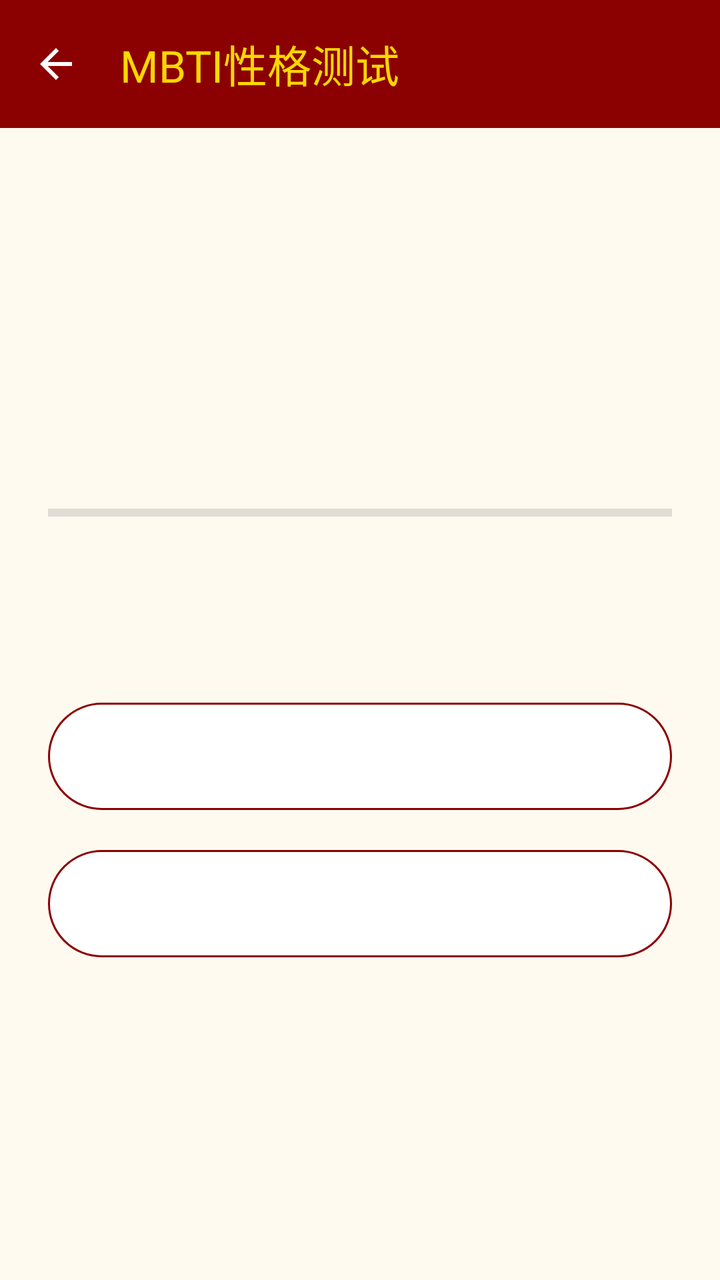
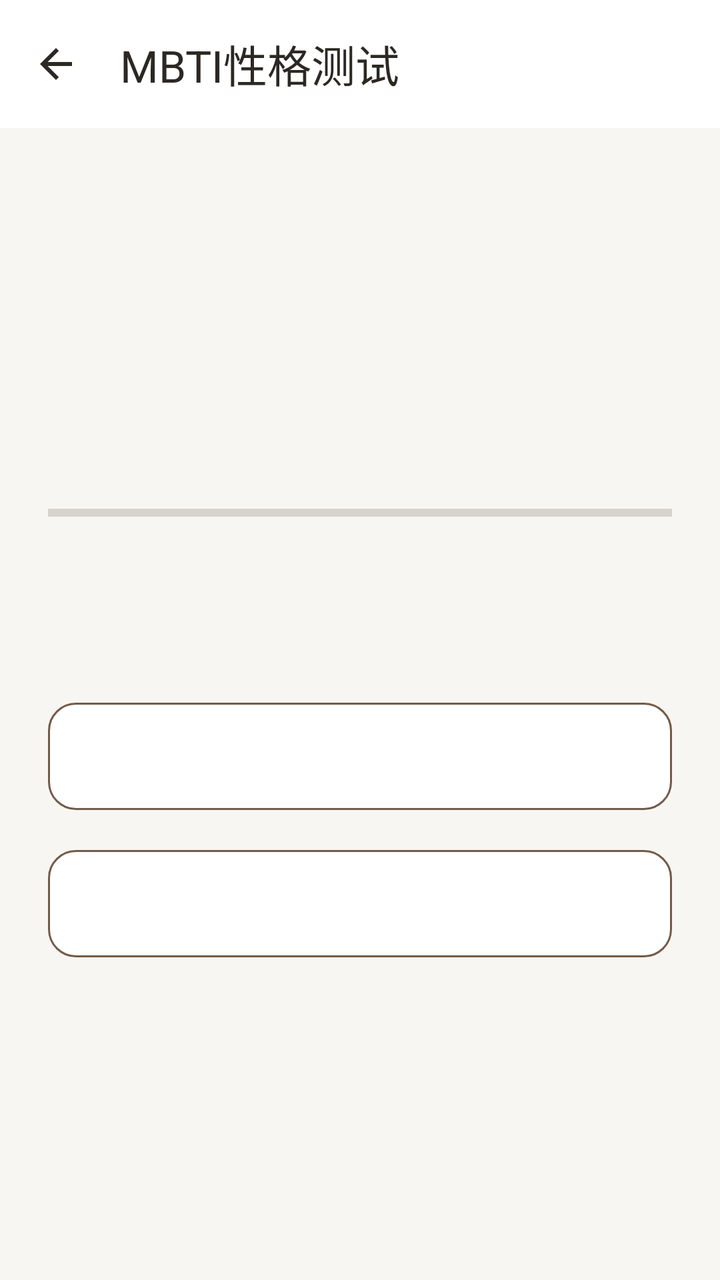

Two renders of the same Android screen: before a commit and after it. Below are the layout's source before the change and the commit's diff.
<!-- AndroidManifest.xml: application theme Theme.Project_Pandora -->
<!-- res/layout/activity_mbti_test.xml -->
<?xml version="1.0" encoding="utf-8"?>
<layout xmlns:android="http://schemas.android.com/apk/res/android"
    xmlns:app="http://schemas.android.com/apk/res-auto">

    <data>

    </data>

    <androidx.constraintlayout.widget.ConstraintLayout
        android:layout_width="match_parent"
        android:layout_height="match_parent"
        android:background="#FFFAF0">

        <com.google.android.material.appbar.MaterialToolbar
            android:id="@+id/toolbar"
            android:layout_width="match_parent"
            android:layout_height="wrap_content"
            android:background="#8B0000"
            app:title="MBTI性格测试"
            app:titleTextColor="#FFD700"
            app:navigationIcon="@drawable/ic_back"
            app:layout_constraintTop_toTopOf="parent" />

        <LinearLayout
            android:id="@+id/layout_question"
            android:layout_width="match_parent"
            android:layout_height="0dp"
            android:orientation="vertical"
            android:padding="24dp"
            android:gravity="center_vertical"
            android:visibility="visible"
            app:layout_constraintTop_toBottomOf="@id/toolbar"
            app:layout_constraintBottom_toBottomOf="parent">

            <TextView
                android:id="@+id/text_progress"
                android:layout_width="match_parent"
                android:layout_height="wrap_content"
                android:textSize="14sp"
                android:textColor="@color/color_text_secondary"
                android:gravity="center"
                android:layout_marginBottom="8dp" />

            <ProgressBar
                android:id="@+id/progressBar_question"
                style="?android:attr/progressBarStyleHorizontal"
                android:layout_width="match_parent"
                android:layout_height="wrap_content"
                android:layout_marginBottom="24dp"
                android:progressTint="#8B0000" />

            <TextView
                android:id="@+id/text_question"
                android:layout_width="match_parent"
                android:layout_height="wrap_content"
                android:textSize="20sp"
                android:textStyle="bold"
                android:textColor="@color/color_text_primary"
                android:gravity="center"
                android:layout_marginBottom="32dp" />

            <com.google.android.material.button.MaterialButton
                android:id="@+id/btn_option_a"
                android:layout_width="match_parent"
                android:layout_height="wrap_content"
                android:textSize="16sp"
                android:padding="16dp"
                android:layout_marginBottom="12dp"
                app:backgroundTint="#FFFFFF"
                app:strokeColor="#8B0000"
                app:strokeWidth="1dp"
                android:textColor="@color/color_text_primary" />

            <com.google.android.material.button.MaterialButton
                android:id="@+id/btn_option_b"
                android:layout_width="match_parent"
                android:layout_height="wrap_content"
                android:textSize="16sp"
                android:padding="16dp"
                app:backgroundTint="#FFFFFF"
                app:strokeColor="#8B0000"
                app:strokeWidth="1dp"
                android:textColor="@color/color_text_primary" />

        </LinearLayout>

        <LinearLayout
            android:id="@+id/layout_loading"
            android:layout_width="match_parent"
            android:layout_height="0dp"
            android:orientation="vertical"
            android:gravity="center"
            android:visibility="gone"
            app:layout_constraintTop_toBottomOf="@id/toolbar"
            app:layout_constraintBottom_toBottomOf="parent">

            <ProgressBar
                android:layout_width="48dp"
                android:layout_height="48dp"
                android:indeterminateTint="#8B0000"
                android:layout_marginBottom="24dp" />

            <TextView
                android:layout_width="wrap_content"
                android:layout_height="wrap_content"
                android:text="正在生成分析报告"
                android:textSize="20sp"
                android:textStyle="bold"
                android:textColor="#8B0000" />

        </LinearLayout>

        <ScrollView
            android:id="@+id/layout_result"
            android:layout_width="match_parent"
            android:layout_height="0dp"
            android:visibility="gone"
            app:layout_constraintTop_toBottomOf="@id/toolbar"
            app:layout_constraintBottom_toBottomOf="parent">

            <LinearLayout
                android:layout_width="match_parent"
                android:layout_height="wrap_content"
                android:orientation="vertical"
                android:padding="24dp">

                <TextView
                    android:layout_width="match_parent"
                    android:layout_height="wrap_content"
                    android:text="你的MBTI类型"
                    android:textSize="16sp"
                    android:textColor="@color/color_text_secondary"
                    android:gravity="center" />

                <TextView
                    android:id="@+id/text_mbti_type"
                    android:layout_width="match_parent"
                    android:layout_height="wrap_content"
                    android:textSize="48sp"
                    android:textStyle="bold"
                    android:textColor="#8B0000"
                    android:gravity="center"
                    android:layout_marginBottom="8dp" />

                <TextView
                    android:id="@+id/text_mbti_desc"
                    android:layout_width="match_parent"
                    android:layout_height="wrap_content"
                    android:textSize="16sp"
                    android:textColor="@color/color_text_primary"
                    android:gravity="center"
                    android:layout_marginBottom="24dp" />

                <View
                    android:layout_width="match_parent"
                    android:layout_height="1dp"
                    android:background="#E0E0E0"
                    android:layout_marginBottom="16dp" />

                <TextView
                    android:layout_width="match_parent"
                    android:layout_height="wrap_content"
                    android:text="荣格认知功能栈"
                    android:textSize="18sp"
                    android:textStyle="bold"
                    android:textColor="#8B0000"
                    android:layout_marginBottom="12dp" />

                <TextView
                    android:id="@+id/text_functions"
                    android:layout_width="match_parent"
                    android:layout_height="wrap_content"
                    android:textSize="14sp"
                    android:lineSpacingExtra="6dp"
                    android:textColor="@color/color_text_primary"
                    android:layout_marginBottom="24dp" />

                <View
                    android:layout_width="match_parent"
                    android:layout_height="1dp"
                    android:background="#E0E0E0"
                    android:layout_marginBottom="16dp" />

                <TextView
                    android:layout_width="match_parent"
                    android:layout_height="wrap_content"
                    android:text="分析报告"
                    android:textSize="18sp"
                    android:textStyle="bold"
                    android:textColor="#8B0000"
                    android:layout_marginBottom="12dp" />

                <TextView
                    android:id="@+id/text_report"
                    android:layout_width="match_parent"
                    android:layout_height="wrap_content"
                    android:textSize="15sp"
                    android:lineSpacingExtra="4dp"
                    android:textColor="@color/color_text_primary"
                    android:background="@color/color_bg_page"
                    android:padding="16dp" />

                <TextView
                    android:id="@+id/text_ai_source"
                    android:layout_width="match_parent"
                    android:layout_height="wrap_content"
                    android:textSize="11sp"
                    android:textColor="@color/color_text_secondary"
                    android:gravity="end"
                    android:layout_marginTop="4dp"
                    android:visibility="gone" />

                <com.google.android.material.button.MaterialButton
                    android:id="@+id/btn_retry"
                    android:layout_width="match_parent"
                    android:layout_height="wrap_content"
                    android:text="重新测试"
                    android:layout_marginTop="24dp"
                    app:backgroundTint="#8B0000" />

            </LinearLayout>
        </ScrollView>

    </androidx.constraintlayout.widget.ConstraintLayout>
</layout>
<!-- resources referenced by this layout -->
<resources>
  <color name="color_bg_page">#FFFFFFFF</color>
  <color name="color_text_primary">#FF333333</color>
  <color name="color_text_secondary">#FF888888</color>
  <style name="Base.Theme.Project_Pandora" parent="Theme.Material3.DayNight.NoActionBar">
          
          <item name="colorPrimary">@color/color_calendar_today</item>
          <item name="colorOnPrimary">@color/white</item>
          <item name="colorSurface">@color/color_bg_page</item>
          <item name="colorOnSurface">@color/color_text_primary</item>
          <item name="colorOnSurfaceVariant">@color/color_text_secondary</item>
          <item name="android:colorBackground">@color/color_bg_page</item>
          <item name="android:textColorPrimary">@color/color_text_primary</item>
          <item name="android:textColorSecondary">@color/color_text_secondary</item>
      </style>
  <color name="color_calendar_today">#FF1976D2</color>
  <color name="white">#FFFFFFFF</color>
  <!-- unchanged entries left out for length: 2 -->
</resources>

<!-- the commit's change to res/layout/activity_mbti_test.xml (unified diff, before → after) -->
@@ -9,17 +9,20 @@
     <androidx.constraintlayout.widget.ConstraintLayout
         android:layout_width="match_parent"
         android:layout_height="match_parent"
-        android:background="#FFFAF0">
+        android:background="@color/color_bg_page">
 
         <com.google.android.material.appbar.MaterialToolbar
             android:id="@+id/toolbar"
             android:layout_width="match_parent"
             android:layout_height="wrap_content"
-            android:background="#8B0000"
+            android:background="@color/color_surface"
             app:title="MBTI性格测试"
-            app:titleTextColor="#FFD700"
+            app:titleTextColor="@color/color_text_primary"
             app:navigationIcon="@drawable/ic_back"
-            app:layout_constraintTop_toTopOf="parent" />
+            app:layout_constraintTop_toTopOf="parent"
+            style="@style/Widget.Pandora.Toolbar"
+            app:navigationIconTint="@color/color_text_primary"
+            android:elevation="0dp" />
 
         <LinearLayout
             android:id="@+id/layout_question"
@@ -47,7 +50,7 @@
                 android:layout_width="match_parent"
                 android:layout_height="wrap_content"
                 android:layout_marginBottom="24dp"
-                android:progressTint="#8B0000" />
+                android:progressTint="@color/color_accent" />
 
             <TextView
                 android:id="@+id/text_question"
@@ -66,8 +69,8 @@
                 android:textSize="16sp"
                 android:padding="16dp"
                 android:layout_marginBottom="12dp"
-                app:backgroundTint="#FFFFFF"
-                app:strokeColor="#8B0000"
+                app:backgroundTint="@color/color_surface"
+                app:strokeColor="@color/color_accent"
                 app:strokeWidth="1dp"
                 android:textColor="@color/color_text_primary" />
 
@@ -77,8 +80,8 @@
                 android:layout_height="wrap_content"
                 android:textSize="16sp"
                 android:padding="16dp"
-                app:backgroundTint="#FFFFFF"
-                app:strokeColor="#8B0000"
+                app:backgroundTint="@color/color_surface"
+                app:strokeColor="@color/color_accent"
                 app:strokeWidth="1dp"
                 android:textColor="@color/color_text_primary" />
 
@@ -97,7 +100,7 @@
             <ProgressBar
                 android:layout_width="48dp"
                 android:layout_height="48dp"
-                android:indeterminateTint="#8B0000"
+                android:indeterminateTint="@color/color_accent"
                 android:layout_marginBottom="24dp" />
 
             <TextView
@@ -106,7 +109,7 @@
                 android:text="正在生成分析报告"
                 android:textSize="20sp"
                 android:textStyle="bold"
-                android:textColor="#8B0000" />
+                android:textColor="@color/color_accent" />
 
         </LinearLayout>
 
@@ -138,7 +141,7 @@
                     android:layout_height="wrap_content"
                     android:textSize="48sp"
                     android:textStyle="bold"
-                    android:textColor="#8B0000"
+                    android:textColor="@color/color_accent"
                     android:gravity="center"
                     android:layout_marginBottom="8dp" />
 
@@ -154,7 +157,7 @@
                 <View
                     android:layout_width="match_parent"
                     android:layout_height="1dp"
-                    android:background="#E0E0E0"
+                    android:background="@color/color_divider"
                     android:layout_marginBottom="16dp" />
 
                 <TextView
@@ -163,7 +166,7 @@
                     android:text="荣格认知功能栈"
                     android:textSize="18sp"
                     android:textStyle="bold"
-                    android:textColor="#8B0000"
+                    android:textColor="@color/color_accent"
                     android:layout_marginBottom="12dp" />
 
                 <TextView
@@ -178,7 +181,7 @@
                 <View
                     android:layout_width="match_parent"
                     android:layout_height="1dp"
-                    android:background="#E0E0E0"
+                    android:background="@color/color_divider"
                     android:layout_marginBottom="16dp" />
 
                 <TextView
@@ -187,7 +190,7 @@
                     android:text="分析报告"
                     android:textSize="18sp"
                     android:textStyle="bold"
-                    android:textColor="#8B0000"
+                    android:textColor="@color/color_accent"
                     android:layout_marginBottom="12dp" />
 
                 <TextView
@@ -216,7 +219,8 @@
                     android:layout_height="wrap_content"
                     android:text="重新测试"
                     android:layout_marginTop="24dp"
-                    app:backgroundTint="#8B0000" />
+                    app:backgroundTint="@color/color_accent"
+                    android:textColor="@color/color_on_accent" />
 
             </LinearLayout>
         </ScrollView>
<!-- resource entries referenced after the edit -->
@@ -1,21 +1,177 @@
 <!-- resources referenced by this layout -->
 <resources>
-  <color name="color_bg_page">#FFFFFFFF</color>
-  <color name="color_text_primary">#FF333333</color>
-  <color name="color_text_secondary">#FF888888</color>
+  <color name="color_accent">#725B49</color>
+  <color name="color_bg_page">#F8F6F2</color>
+  <color name="color_divider">#E9E3DA</color>
+  <color name="color_on_accent">#FFFFFF</color>
+  <color name="color_surface">#FFFFFF</color>
+  <color name="color_text_primary">#2C2823</color>
+  <color name="color_text_secondary">#756D63</color>
+  <style name="Widget.Pandora.Toolbar" parent="Widget.Material3.Toolbar">
+          <item name="android:background">@color/color_surface</item>
+          <item name="android:minHeight">64dp</item>
+          <item name="android:elevation">0dp</item>
+          <item name="titleTextAppearance">@style/TextAppearance.Pandora.Title</item>
+          <item name="titleTextColor">@color/color_text_primary</item>
+          <item name="subtitleTextColor">@color/color_text_secondary</item>
+          <item name="navigationIconTint">@color/color_text_primary</item>
+          <item name="contentInsetStart">20dp</item>
+          <item name="contentInsetEnd">16dp</item>
+      </style>
+  <style name="TextAppearance.Pandora.Title" parent="TextAppearance.Material3.TitleLarge">
+          <item name="android:fontFamily">sans-serif-medium</item>
+          <item name="android:textSize">22sp</item>
+          <item name="android:textColor">@color/color_text_primary</item>
+      </style>
   <style name="Base.Theme.Project_Pandora" parent="Theme.Material3.DayNight.NoActionBar">
           
-          <item name="colorPrimary">@color/color_calendar_today</item>
-          <item name="colorOnPrimary">@color/white</item>
-          <item name="colorSurface">@color/color_bg_page</item>
+          <item name="colorPrimary">@color/color_accent</item>
+          <item name="colorOnPrimary">@color/color_on_accent</item>
+          <item name="colorPrimaryContainer">@color/color_accent_soft</item>
+          <item name="colorOnPrimaryContainer">@color/color_text_primary</item>
+          <item name="colorSecondary">@color/color_accent</item>
+          <item name="colorOnSecondary">@color/color_on_accent</item>
+          <item name="colorSecondaryContainer">@color/color_accent_soft</item>
+          <item name="colorOnSecondaryContainer">@color/color_text_primary</item>
+          <item name="colorTertiary">@color/color_accent</item>
+          <item name="colorOnTertiary">@color/color_on_accent</item>
+          <item name="colorTertiaryContainer">@color/color_accent_soft</item>
+          <item name="colorOnTertiaryContainer">@color/color_text_primary</item>
+          <item name="colorSurface">@color/color_surface</item>
           <item name="colorOnSurface">@color/color_text_primary</item>
           <item name="colorOnSurfaceVariant">@color/color_text_secondary</item>
+          <item name="colorSurfaceVariant">@color/color_surface_soft</item>
+          <item name="colorSurfaceContainerLowest">@color/color_surface</item>
+          <item name="colorSurfaceContainerLow">@color/color_surface</item>
+          <item name="colorSurfaceContainer">@color/color_surface_soft</item>
+          <item name="colorSurfaceContainerHigh">@color/color_surface_soft</item>
+          <item name="colorSurfaceContainerHighest">@color/color_accent_soft</item>
+          <item name="colorOutline">@color/color_border_strong</item>
+          <item name="colorOutlineVariant">@color/color_divider</item>
+          <item name="colorError">@color/color_error</item>
+          <item name="colorOnError">@color/color_on_accent</item>
+          <item name="colorErrorContainer">@color/color_error_surface</item>
+          <item name="colorOnErrorContainer">@color/color_error</item>
+          <item name="colorControlHighlight">@color/color_accent_soft</item>
           <item name="android:colorBackground">@color/color_bg_page</item>
+          <item name="android:windowBackground">@color/color_bg_page</item>
           <item name="android:textColorPrimary">@color/color_text_primary</item>
           <item name="android:textColorSecondary">@color/color_text_secondary</item>
+          <item name="android:fontFamily">sans-serif</item>
+          <item name="fontFamily">sans-serif</item>
+          <item name="textAppearanceBodyLarge">@style/TextAppearance.Pandora.Body</item>
+          <item name="textAppearanceBodyMedium">@style/TextAppearance.Pandora.BodySmall</item>
+          <item name="textAppearanceTitleLarge">@style/TextAppearance.Pandora.Title</item>
+          <item name="textAppearanceLabelLarge">@style/TextAppearance.Pandora.Label</item>
+          <item name="materialButtonStyle">@style/Widget.Pandora.Button</item>
+          <item name="materialButtonOutlinedStyle">@style/Widget.Pandora.Button.Outlined</item>
+          <item name="materialCardViewStyle">@style/Widget.Pandora.Card</item>
+          <item name="cardViewStyle">@style/Widget.Pandora.LegacyCard</item>
+          <item name="toolbarStyle">@style/Widget.Pandora.Toolbar</item>
+          <item name="textInputStyle">@style/Widget.Pandora.TextInput</item>
+          <item name="tabStyle">@style/Widget.Pandora.Tabs</item>
+          <item name="chipStyle">@style/Widget.Pandora.Chip</item>
+          <item name="bottomNavigationStyle">@style/Widget.Pandora.BottomNavigation</item>
+          <item name="floatingActionButtonStyle">@style/Widget.Pandora.Fab</item>
       </style>
-  <color name="color_calendar_today">#FF1976D2</color>
-  <color name="white">#FFFFFFFF</color>
+  <color name="color_accent_soft">#EEE6DC</color>
+  <color name="color_surface_soft">#F3EFE8</color>
+  <color name="color_border_strong">#BDB0A0</color>
+  <color name="color_error">#A1473A</color>
+  <color name="color_error_surface">#F8EAE5</color>
+  <style name="TextAppearance.Pandora.Body" parent="TextAppearance.Material3.BodyLarge">
+          <item name="android:fontFamily">sans-serif</item>
+          <item name="android:textSize">16sp</item>
+          <item name="android:textColor">@color/color_text_primary</item>
+      </style>
+  <style name="TextAppearance.Pandora.BodySmall" parent="TextAppearance.Material3.BodyMedium">
+          <item name="android:textSize">14sp</item>
+          <item name="android:textColor">@color/color_text_secondary</item>
+      </style>
+  <style name="TextAppearance.Pandora.Label" parent="TextAppearance.Material3.LabelLarge">
+          <item name="android:fontFamily">sans-serif-medium</item>
+          <item name="android:textSize">14sp</item>
+          <item name="android:letterSpacing">0</item>
+          <item name="android:textAllCaps">false</item>
+      </style>
+  <style name="Widget.Pandora.Button" parent="Widget.Material3.Button">
+          <item name="cornerRadius">14dp</item>
+          <item name="android:minHeight">52dp</item>
+          <item name="android:textAppearance">@style/TextAppearance.Pandora.Label</item>
+          <item name="android:textAllCaps">false</item>
+          <item name="android:stateListAnimator">@null</item>
+      </style>
+  <style name="Widget.Pandora.Button.Outlined" parent="Widget.Material3.Button.OutlinedButton">
+          <item name="cornerRadius">14dp</item>
+          <item name="strokeColor">@color/color_border_strong</item>
+          <item name="android:minHeight">48dp</item>
+          <item name="android:textAppearance">@style/TextAppearance.Pandora.Label</item>
+          <item name="android:textAllCaps">false</item>
+      </style>
+  <style name="Widget.Pandora.Card" parent="Widget.MaterialComponents.CardView">
+          <item name="cardBackgroundColor">@color/color_surface</item>
+          <item name="cardCornerRadius">18dp</item>
+          <item name="cardElevation">0dp</item>
+          <item name="strokeColor">@color/color_divider</item>
+          <item name="strokeWidth">1dp</item>
+      </style>
+  <style name="Widget.Pandora.LegacyCard" parent="CardView">
+          <item name="cardBackgroundColor">@color/color_surface</item>
+          <item name="cardCornerRadius">18dp</item>
+          <item name="cardElevation">1dp</item>
+      </style>
+  <style name="Widget.Pandora.TextInput" parent="Widget.Material3.TextInputLayout.OutlinedBox">
+          <item name="boxBackgroundColor">@color/color_surface</item>
+          <item name="boxStrokeColor">@color/pandora_input_stroke</item>
+          <item name="hintTextColor">@color/color_accent</item>
+          <item name="android:textColorHint">@color/color_text_secondary</item>
+          <item name="boxCornerRadiusTopStart">12dp</item>
+          <item name="boxCornerRadiusTopEnd">12dp</item>
+          <item name="boxCornerRadiusBottomStart">12dp</item>
+          <item name="boxCornerRadiusBottomEnd">12dp</item>
+          <item name="boxStrokeWidth">1dp</item>
+          <item name="boxStrokeWidthFocused">2dp</item>
+      </style>
+  <style name="Widget.Pandora.Tabs" parent="Widget.Material3.TabLayout">
+          <item name="android:background">@color/color_surface</item>
+          <item name="tabTextAppearance">@style/TextAppearance.Pandora.Label</item>
+          <item name="tabTextColor">@color/color_text_secondary</item>
+          <item name="tabSelectedTextColor">@color/color_accent</item>
+          <item name="tabIndicatorColor">@color/color_accent</item>
+          <item name="tabIndicatorHeight">2dp</item>
+          <item name="tabRippleColor">@color/color_accent_soft</item>
+      </style>
+  <style name="Widget.Pandora.Chip" parent="Widget.Material3.Chip.Filter">
+          <item name="chipBackgroundColor">@color/pandora_chip_background</item>
+          <item name="android:textColor">@color/pandora_chip_text</item>
+          <item name="chipStrokeColor">@color/color_divider</item>
+          <item name="chipStrokeWidth">1dp</item>
+          <item name="chipCornerRadius">12dp</item>
+          <item name="ensureMinTouchTargetSize">true</item>
+      </style>
+  <style name="Widget.Pandora.BottomNavigation" parent="Widget.Material3.BottomNavigationView">
+          <item name="android:background">@color/color_surface</item>
+          <item name="elevation">0dp</item>
+          <item name="itemIconSize">23dp</item>
+          <item name="itemIconTint">@color/bottom_nav_color_selector</item>
+          <item name="itemTextColor">@color/bottom_nav_color_selector</item>
+          <item name="itemTextAppearanceActive">@style/TextAppearance.Pandora.Navigation</item>
+          <item name="itemTextAppearanceInactive">@style/TextAppearance.Pandora.Navigation</item>
+          <item name="itemActiveIndicatorStyle">@style/Widget.Pandora.NavIndicator</item>
+      </style>
+  <style name="Widget.Pandora.Fab" parent="Widget.Material3.FloatingActionButton.Primary">
+          <item name="backgroundTint">@color/color_accent</item>
+          <item name="tint">@color/color_on_accent</item>
+          <item name="elevation">2dp</item>
+      </style>
+  <style name="TextAppearance.Pandora.Navigation" parent="TextAppearance.Material3.LabelMedium">
+          <item name="android:fontFamily">sans-serif-medium</item>
+          <item name="android:textSize">12sp</item>
+          <item name="android:letterSpacing">0</item>
+      </style>
+  <style name="Widget.Pandora.NavIndicator" parent="Widget.Material3.BottomNavigationView.ActiveIndicator">
+          <item name="android:color">@color/color_accent_soft</item>
+      </style>
   <!-- unchanged entries left out for length: 2 -->
 </resources>
 
